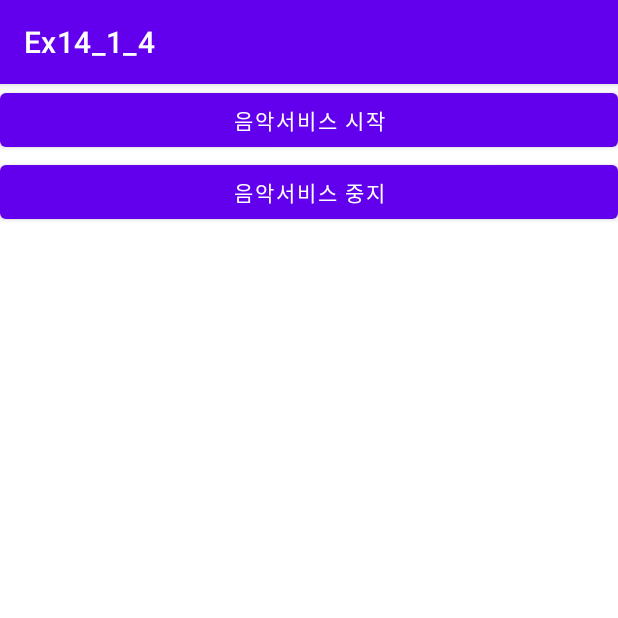
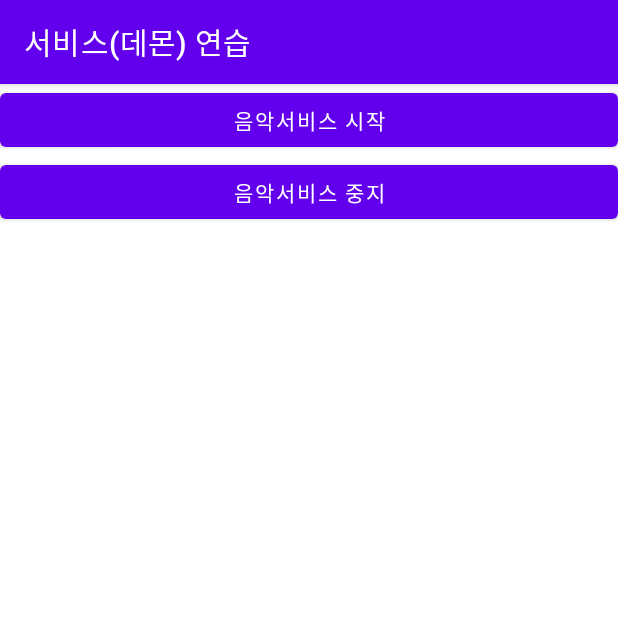
Before and after one commit to jwimini/Ex14_1_4, an Android app: the screen it shows after launch (MainActivity), on a phone screen of 412 x 824 dp, the top half of it. Run offline under Robolectric (Android 15) with nearby library versions, the phone set to English and light mode, and no system bars.

Commit message:
Completion MainActivity Commit

```diff
--- a/app/src/main/java/ks/hs/emirim/wlalsdl_04/ex14_1_4/MainActivity.java
+++ b/app/src/main/java/ks/hs/emirim/wlalsdl_04/ex14_1_4/MainActivity.java
@@ -2,13 +2,40 @@ package ks.hs.emirim.wlalsdl_04.ex14_1_4;
 
 import androidx.appcompat.app.AppCompatActivity;
 
+import android.content.Intent;
 import android.os.Bundle;
+import android.util.Log;
+import android.view.View;
+import android.widget.Button;
 
 public class MainActivity extends AppCompatActivity {
+    Intent intent;
 
     @Override
     protected void onCreate(Bundle savedInstanceState) {
         super.onCreate(savedInstanceState);
         setContentView(R.layout.activity_main);
+        setTitle("서비스(데몬) 연습");
+
+        intent = new Intent(this,MusicService.class);
+        Button btnStart = findViewById(R.id.btn_start);
+        Button btnStop = findViewById(R.id.btn_stop);
+
+        btnStart.setOnClickListener(btnListener);
     }
+    View.OnClickListener btnListener = new View.OnClickListener() {
+        @Override
+        public void onClick(View v) {
+            switch (v.getId()){
+                case R.id.btn_start:
+                    startService(intent);
+                    Log.i("서비스 테스트::", "startService() 호출됨");
+                    break;
+                case R.id.btn_stop:
+                    stopService(intent);
+                    Log.i("서비스 테스트::", "stopService() 호출됨");
+                    break;
+            }
+        }
+    };
 }
```
